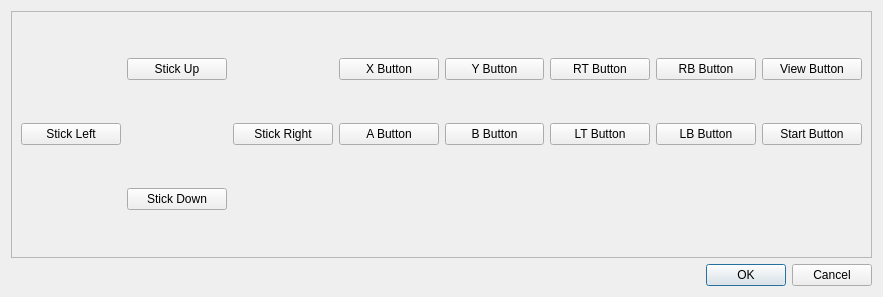
This is XBOFS.win.qt5/ConfigureBindingsDialog.ui in OOPMan/XBOFS.win as Qt 5 draws it before an edit. The edited form follows.
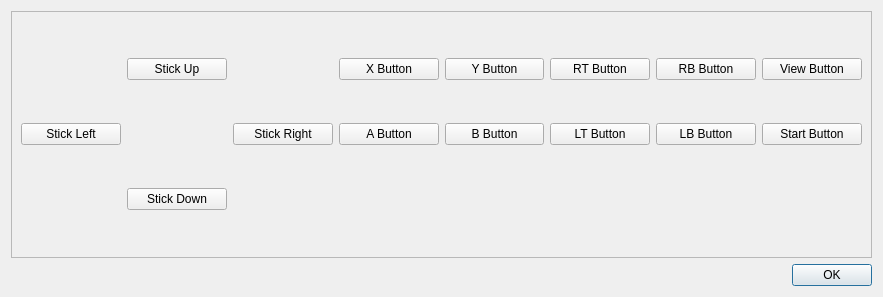
This is the edited form.

Commit message: #3: Removed Cancel button from Configure Bindings dialog

```diff
--- a/XBOFS.win.qt5/ConfigureBindingsDialog.ui
+++ b/XBOFS.win.qt5/ConfigureBindingsDialog.ui
@@ -130,7 +130,7 @@
       <enum>Qt::Horizontal</enum>
      </property>
      <property name="standardButtons">
-      <set>QDialogButtonBox::Cancel|QDialogButtonBox::Ok</set>
+      <set>QDialogButtonBox::Ok</set>
      </property>
     </widget>
    </item>
```
